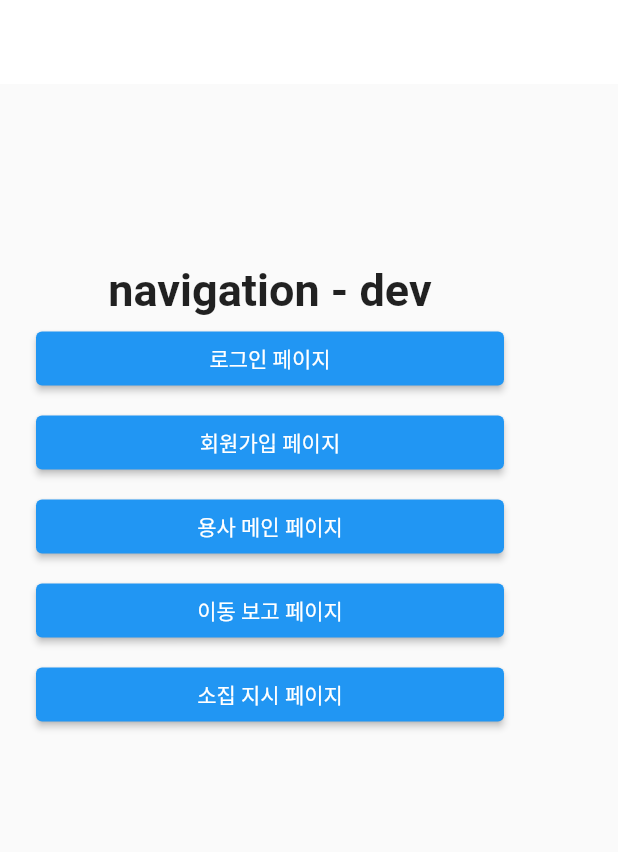
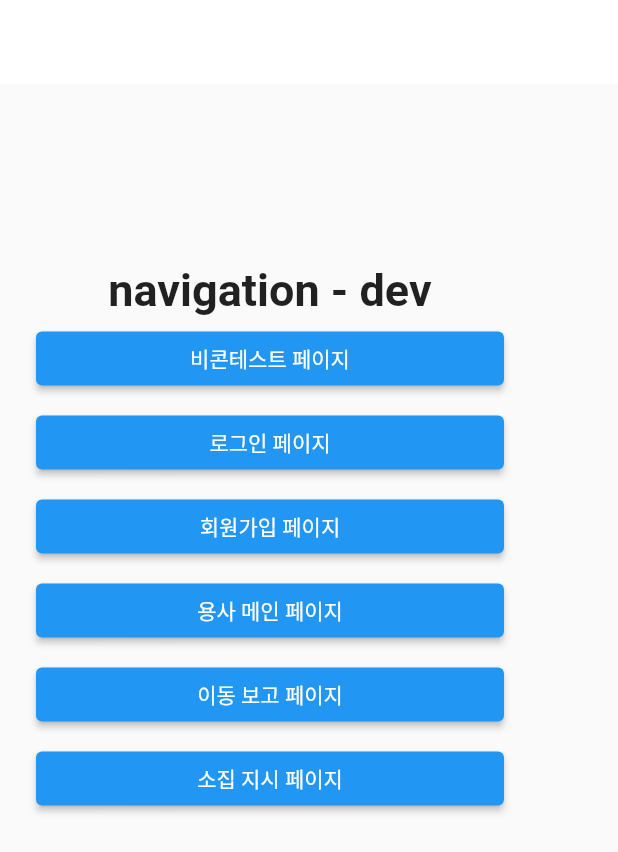
Before and after one commit to osamhack2021/app_web_IoT_UMCS_Team60, a Flutter app: the screen it shows after launch, on a phone screen of 412 x 824 dp. Shown: the top 852 px of the screen. Run offline on Flutter 3.47's test engine with Material 2 defaults, Android fonts, the light colour scheme and no system bars; our stand-ins replace get, socket_io_client; missing offline and left inert: beacons_plugin; network calls fail.

Commit message:
#46 테스트 페이지 만듬 -테스트

```diff
--- a/APP/ucms/lib/main.dart
+++ b/APP/ucms/lib/main.dart
@@ -8,6 +8,7 @@ import 'package:ucms/page_user/user_main.dart';
 import 'package:ucms/page_user/user_move.dart';
 import 'package:socket_io_client/socket_io_client.dart' as socket_io;
 import 'package:ucms/data/hostnames.dart';
+import 'package:ucms/utils/beacon_test.dart';
 
 
 void main() {
@@ -47,6 +48,7 @@ class MyApp extends StatelessWidget {
       ),
       initialRoute: "/nav",
       routes: {
+        "/beacon_test" : (context) => const BeaconTest(),
         "/nav" : (context) => const NavPage(),
         "/login": (context) => const LoginPage(),
         "/register" : (context) => const RegisterPage(),
--- a/APP/ucms/lib/nav.dart
+++ b/APP/ucms/lib/nav.dart
@@ -20,6 +20,9 @@ class NavPage extends StatelessWidget {
                 title("navigation - dev"),
 
                 PageButton(onPressed: (){
+                  Navigator.pushNamed(context, "/beacon_test");
+                }, label: "비콘테스트 페이지"),
+                PageButton(onPressed: (){
                   Navigator.pushNamed(context, "/login");
                 }, label: "로그인 페이지"),
                 PageButton(onPressed: (){
--- /dev/null
+++ b/APP/ucms/lib/utils/beacon_test.dart
@@ -0,0 +1,49 @@
+
+import 'dart:async';
+import 'package:beacons_plugin/beacons_plugin.dart';
+import 'package:flutter/material.dart';
+import 'package:ucms/components/custom_screen.dart';
+import 'package:ucms/components/texts.dart';
+
+
+class BeaconTest extends StatefulWidget {
+  const BeaconTest({ Key? key }) : super(key: key);
+
+  @override
+  State<BeaconTest> createState() => _BeaconTestState();
+}
+
+class _BeaconTestState extends State<BeaconTest> {
+  String _beaconResult="";
+
+  @override
+  Widget build(BuildContext context) {
+    final StreamController<String> beaconEventsController = StreamController<String>.broadcast();
+    BeaconsPlugin.listenToBeacons(beaconEventsController);
+
+    beaconEventsController.stream.listen(
+        (data) {
+          setState(() {
+            _beaconResult+="stream listen 시작.\n이 아래에 beacon data 들이 찍힙니다.";
+          });
+          if (data.isNotEmpty) {
+            setState(() {_beaconResult += (data+"\n");});
+          }
+        },
+        onDone: () {},
+        onError: (error) {});
+
+    return MaterialApp(
+      home: KScreen(
+          child: ListView(
+            children: [
+              const SizedBox(height: 100),
+              title("비콘 테스트"),
+              const SizedBox(height: 20),
+              Text(_beaconResult),
+            ],
+          ),
+      ),
+    );
+  }
+}
--- a/APP/ucms/pubspec.yaml
+++ b/APP/ucms/pubspec.yaml
@@ -37,6 +37,7 @@ dependencies:
   validators: ^3.0.0
   get: ^4.3.8
   socket_io_client: ^1.0.1
+  beacons_plugin: ^2.0.1
 
 dev_dependencies:
   flutter_test:
```
Also changed, not shown: APP/ucms/pubspec.lock, 7 other files.
